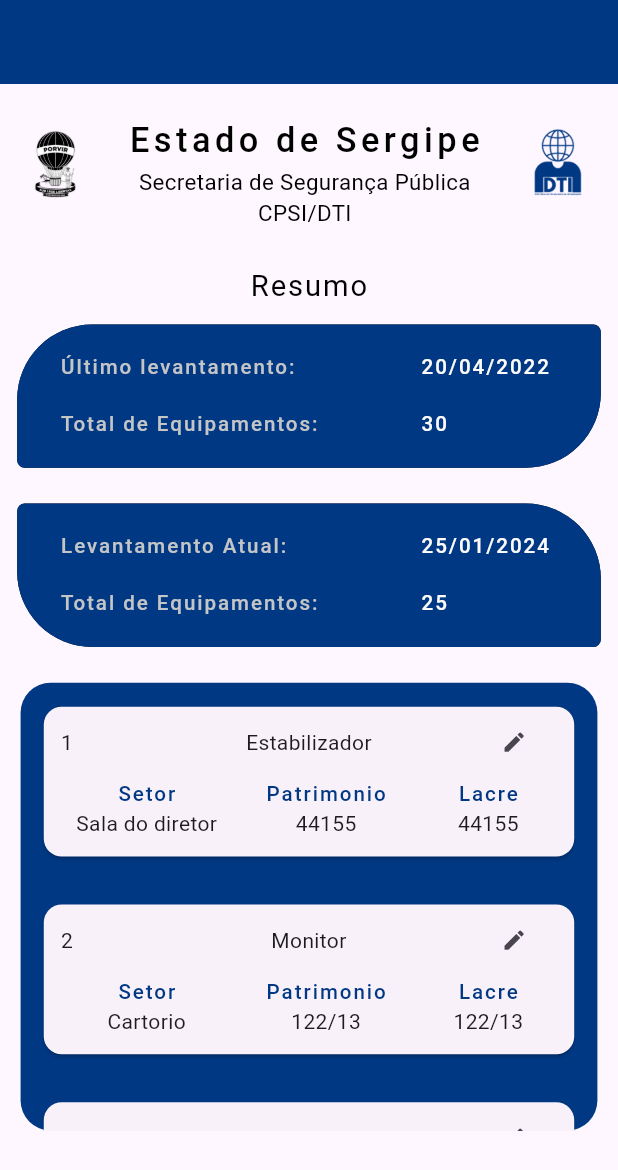
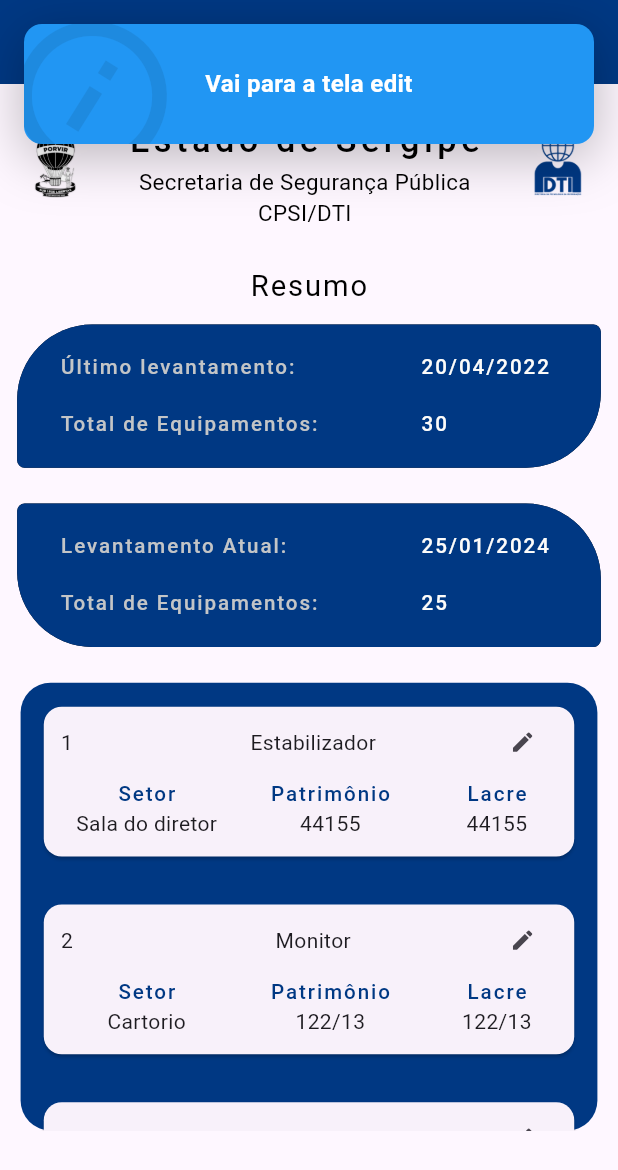
Before and after one commit to GrrMoura/suporteDTI, a Flutter app: the ResumoLevantamento screen opened by its route, after a tap on the "edit" icon, on a phone screen of 412 x 824 dp. Shown: the top 1170 px of the screen. Run offline on Flutter 3.47's test engine with Material 3 defaults, Android fonts, the phone set to English and light mode, and no system bars; drawn by our look-alikes of top_snackbar_flutter; our stand-ins replace connectivity_plus, convex_bottom_bar, device_info_plus, dio, fl_chart, flutter_screenutil and 9 more; missing offline and left inert: android_id, mobile_scanner; accounts and stored records are empty; Roboto replaces fonts that are missing (PoppinsRegular, RobotoMedium).

Commit message:
Mudanças: implementação da tela recupear senha

```diff
--- a/lib/navegacao/app_rotas.dart
+++ b/lib/navegacao/app_rotas.dart
@@ -7,6 +7,7 @@ import 'package:suporte_dti/screens/levantamento_escrito_screen.dart';
 import 'package:suporte_dti/screens/login_screen.dart';
 import 'package:suporte_dti/screens/qr_code_resultado_screen.dart';
 import 'package:suporte_dti/screens/qr_code_scanner_screen.dart';
+import 'package:suporte_dti/screens/recuperar_senha.dart';
 import 'package:suporte_dti/screens/resultado_screen.dart';
 import 'package:suporte_dti/screens/resumo_levantamento.dart';
 import 'package:suporte_dti/screens/search_screen.dart';
@@ -15,7 +16,7 @@ import 'package:suporte_dti/screens/delegacia_resultado_screen.dart';
 class Rotas {
   Rotas();
   static final routers = GoRouter(
-    initialLocation: AppRouterName.resumoLevantamento,
+    initialLocation: AppRouterName.login,
     routes: [
       GoRoute(
         path: AppRouterName.login,
@@ -82,11 +83,15 @@ class Rotas {
       ),
       GoRoute(
         path: AppRouterName.levantamentoDigitadoScreen,
-        builder: (context, state) => (LevantamentoDigitado()),
+        builder: (context, state) => (const LevantamentoDigitado()),
       ),
       GoRoute(
         path: AppRouterName.qrCodeScanner,
-        builder: (context, state) => (QrCodeScanner()),
+        builder: (context, state) => (const QrCodeScanner()),
+      ),
+      GoRoute(
+        path: AppRouterName.recuperarSenhaScreen,
+        builder: (context, state) => (const RecuperarSenha()),
       ),
     ],
   );
--- a/lib/navegacao/app_screens_path.dart
+++ b/lib/navegacao/app_screens_path.dart
@@ -11,6 +11,7 @@ abstract class AppRouterName {
   static const String updateScreen = '/updateScreen';
   static const String levantamentoScreen = '/levantamentoScreen';
   static const String searchScreen = '/searchScreen';
+  static const String recuperarSenhaScreen = '/recuperarSenhaScreen';
   static const String levantamentoDigitadoScreen =
       '/levantamentoDigitadoScreen';
   static const String resumoLevantamento = '/resumoLevantamento';
--- a/lib/screens/resumo_levantamento.dart
+++ b/lib/screens/resumo_levantamento.dart
@@ -1,9 +1,12 @@
 import 'package:flutter/material.dart';
 import 'package:flutter_screenutil/flutter_screenutil.dart';
+import 'package:go_router/go_router.dart';
+import 'package:suporte_dti/navegacao/app_screens_path.dart';
 import 'package:suporte_dti/utils/app_colors.dart';
 import 'package:suporte_dti/utils/app_dimens.dart';
 import 'package:suporte_dti/utils/app_name.dart';
 import 'package:suporte_dti/utils/app_styles.dart';
+import 'package:suporte_dti/utils/snack_bar_generic.dart';
 
 class ResumoLevantamento extends StatelessWidget {
   const ResumoLevantamento({super.key});
@@ -16,7 +19,7 @@ class ResumoLevantamento extends StatelessWidget {
       ),
       body: Column(
         children: [
-          header(),
+          const Header(),
           Row(
             mainAxisAlignment: MainAxisAlignment.center,
             children: [
@@ -26,9 +29,9 @@ class ResumoLevantamento extends StatelessWidget {
               )
             ],
           ),
-          ultimoLevantamento(),
-          levantamentoAtual(),
-          BoxEquipamentos()
+          const UltimoLevantamento(),
+          const LevantamentoAtual(),
+          const BoxEquipamentos()
         ],
       ),
     );
@@ -76,8 +79,8 @@ class BoxEquipamentos extends StatelessWidget {
   }
 }
 
-class levantamentoAtual extends StatelessWidget {
-  const levantamentoAtual({
+class LevantamentoAtual extends StatelessWidget {
+  const LevantamentoAtual({
     super.key,
   });
 
@@ -113,8 +116,8 @@ class levantamentoAtual extends StatelessWidget {
   }
 }
 
-class ultimoLevantamento extends StatelessWidget {
-  const ultimoLevantamento({
+class UltimoLevantamento extends StatelessWidget {
+  const UltimoLevantamento({
     super.key,
   });
 
@@ -150,8 +153,8 @@ class ultimoLevantamento extends StatelessWidget {
   }
 }
 
-class header extends StatelessWidget {
-  const header({
+class Header extends StatelessWidget {
+  const Header({
     super.key,
   });
 
@@ -213,12 +216,11 @@ class CardEquipametos extends StatelessWidget {
   final String lacre;
   @override
   Widget build(BuildContext context) {
-    return InkWell(
-      child: Padding(
+    return Padding(
       padding: EdgeInsets.symmetric(horizontal: 10.w, vertical: 10.h),
       child: Card(
         child: Padding(
-            padding: EdgeInsets.only(left: 10.w, right: 10.w),
+          padding: EdgeInsets.only(left: 10.w, right: 5.w),
           child: Column(
             children: [
               Row(
@@ -231,12 +233,21 @@ class CardEquipametos extends StatelessWidget {
                   SizedBox(
                     width: 50.w,
                     child: IconButton(
-                          onPressed: () {},
+                        onPressed: () {
+                          Generic.snackBar(
+                              tipo: AppName.info,
+                              context: context,
+                              mensagem: "Vai para a tela edit");
+                        },
                         icon: Icon(Icons.edit, size: 15.sp)),
                   ),
                 ],
               ),
-                Row(
+              InkWell(
+                onTap: () {
+                  context.push(AppRouterName.detalhe);
+                },
+                child: Row(
                   mainAxisAlignment: MainAxisAlignment.spaceBetween,
                   children: [
                     Column(
@@ -253,7 +264,7 @@ class CardEquipametos extends StatelessWidget {
                     Column(
                       children: [
                         Text(
-                          "Patrimonio",
+                          "Patrimônio",
                           style: Styles().descriptionRestulScan(),
                         ),
                         SizedBox(
@@ -276,9 +287,9 @@ class CardEquipametos extends StatelessWidget {
                     ),
                   ],
                 ),
+              ),
               SizedBox(height: 10.h)
             ],
-            ),
           ),
         ),
       ),
--- a/lib/utils/app_mask.dart
+++ b/lib/utils/app_mask.dart
@@ -9,4 +9,6 @@ class MaskUtils {
 
   static MaskTextInputFormatter maskFormatterPhone() => MaskTextInputFormatter(
       mask: '(##) # ####-####', filter: {"#": RegExp(r'[0-9-]')});
+
+  static MaskTextInputFormatter padrao() => MaskTextInputFormatter();
 }
```
Also changed, not shown: lib/screens/login_screen.dart (+26 -2 lines), lib/screens/recuperar_senha.dart (added, +185 -0 lines). Lines whose indentation alone changed are shown as unchanged.
